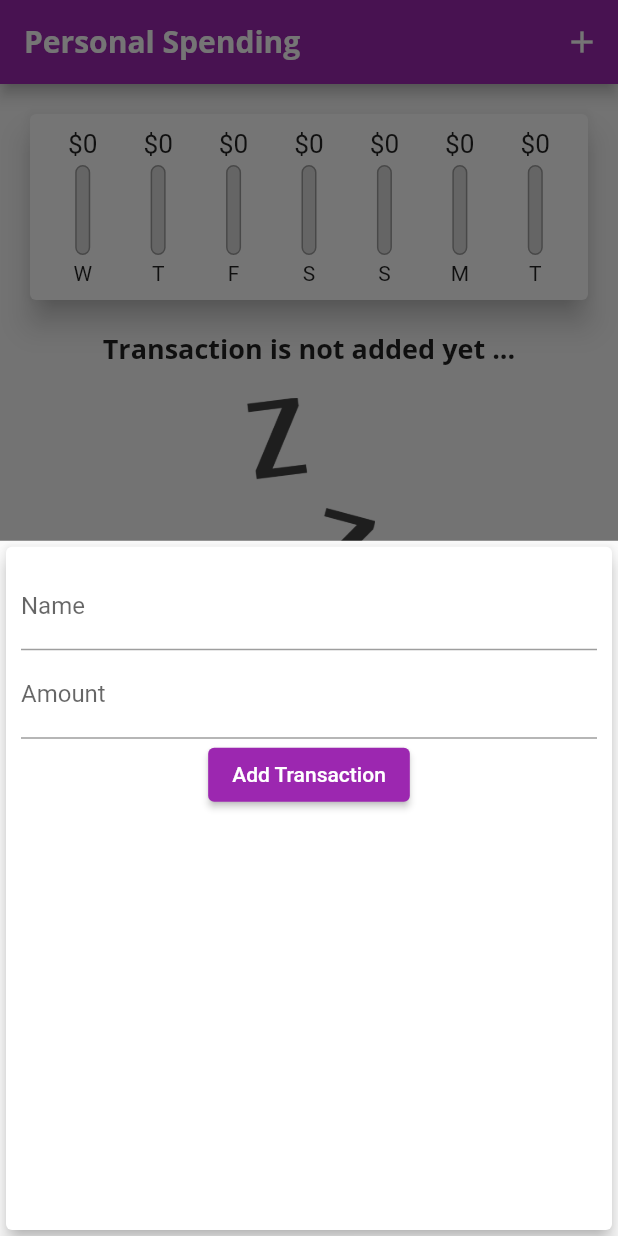
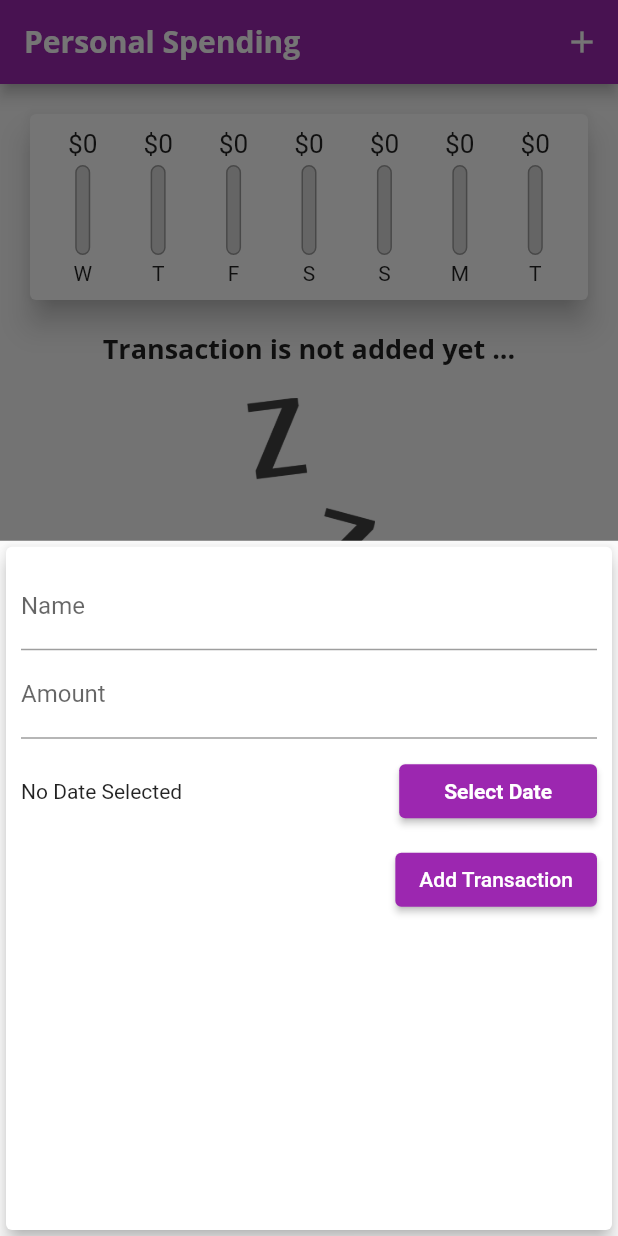
Before and after one commit to furkanayyildiz/personal-spending-app, a Flutter app: the screen it shows after launch, after a tap on the "add" icon, on a phone screen of 412 x 824 dp. Run offline on Flutter 3.47's test engine with Material 2 defaults, Android fonts, the phone set to English and light mode, and no system bars; missing offline and left inert: dart:ffi.

Commit message:
date select button added

```diff
--- a/lib/widgets/new_transaction.dart
+++ b/lib/widgets/new_transaction.dart
@@ -35,7 +35,9 @@ class _NewTransactionState extends State<NewTransaction> {
       elevation: 5,
       child: Container(
         padding: EdgeInsets.all(10),
-        child: Column(children: <Widget>[
+        child: Column(
+          crossAxisAlignment: CrossAxisAlignment.end,
+          children: <Widget>[
             TextField(
               decoration: InputDecoration(labelText: "Name"),
               controller: nameController,
@@ -47,11 +49,29 @@ class _NewTransactionState extends State<NewTransaction> {
               keyboardType: TextInputType.number,
               onChanged: (_) => submitData,
             ),
+            Container(
+                height: 70,
+                child: Row(
+                  mainAxisAlignment: MainAxisAlignment.spaceBetween,
+                  children: <Widget>[
+                    Text("No Date Selected"),
+                    ElevatedButton(
+                      onPressed: () {},
+                      style: ElevatedButton.styleFrom(
+                          padding: EdgeInsets.fromLTRB(30, 0, 30, 0)),
+                      child: Text(
+                        "Select Date",
+                        style: TextStyle(fontWeight: FontWeight.bold),
+                      ),
+                    )
+                  ],
+                )),
             ElevatedButton(
               onPressed: (submitData),
               child: Text("Add Transaction"),
             )
-        ]),
+          ],
+        ),
       ),
     );
   }
```
Lines whose indentation alone changed are shown as unchanged.
